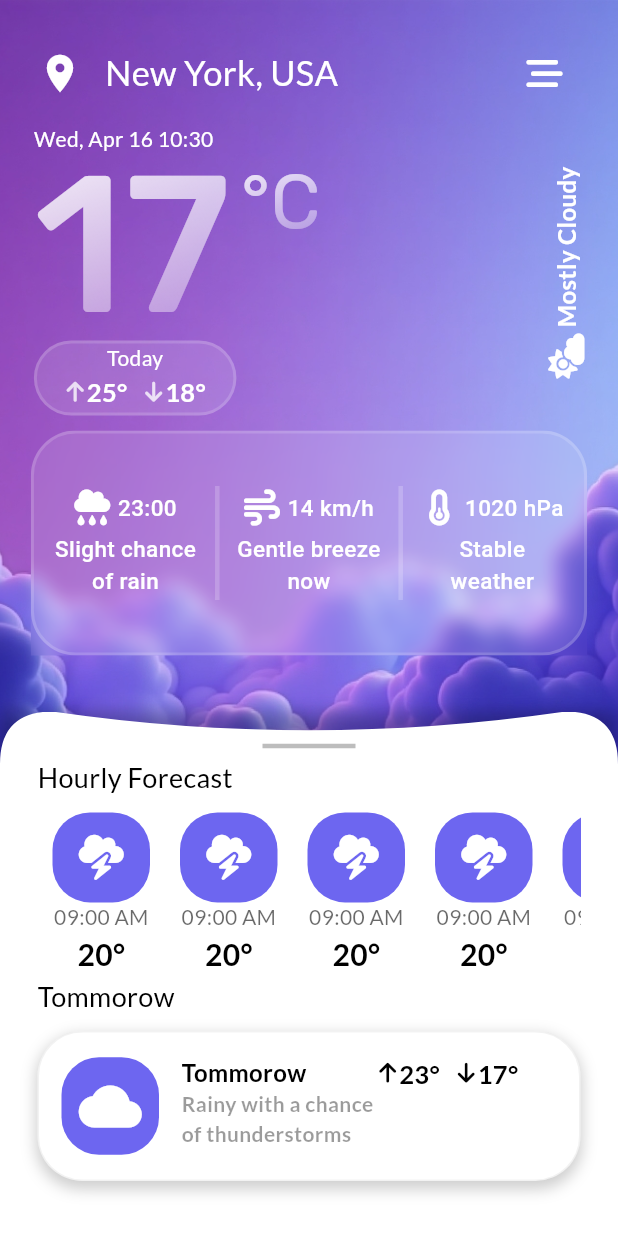
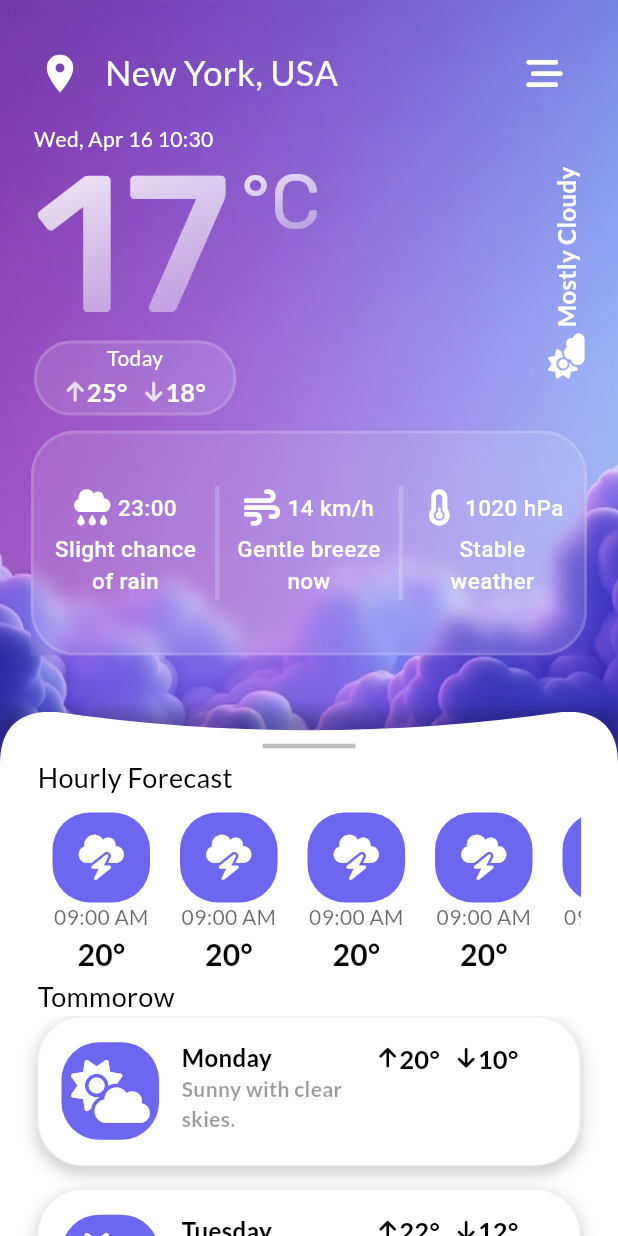
Before and after one commit to GrigoriSaki/weather_app, a Flutter app: the screen it shows after launch, on a phone screen of 412 x 824 dp. Run offline on Flutter 3.47's test engine with Material 3 defaults, Android fonts, the phone set to English and light mode, and no system bars; drawn by our look-alikes of sliding_up_panel; our stand-ins replace font_awesome_flutter, google_fonts.

```diff
--- a/lib/components/slide_up_content/tommorow_forecast.dart
+++ b/lib/components/slide_up_content/forecast_card.dart
@@ -2,10 +2,21 @@ import 'package:flutter/material.dart';
 import 'package:google_fonts/google_fonts.dart';
 import 'package:weather_app/components/two_temp_widg.dart';
 
-class TommorowForecast extends StatelessWidget {
-  const TommorowForecast({super.key});
+class ForecastCard extends StatelessWidget {
+  const ForecastCard({
+    super.key,
+    required this.comment,
+    required this.day_of_week,
+    required this.low_temp,
+    required this.high_temp,
+    required this.weather_icon,
+  });
 
-  final String comment = "Rainy with a chance of thunderstorms";
+  final String comment;
+  final String day_of_week;
+  final String low_temp;
+  final String high_temp;
+  final IconData weather_icon;
 
   @override
   Widget build(BuildContext context) {
@@ -39,7 +50,7 @@ class TommorowForecast extends StatelessWidget {
                   color: Theme.of(context).colorScheme.tertiary,
                   borderRadius: BorderRadius.circular(25)),
               child: Icon(
-                Icons.cloud,
+                weather_icon,
                 size: 42,
                 color: Theme.of(context).colorScheme.onPrimary,
               ),
@@ -52,7 +63,7 @@ class TommorowForecast extends StatelessWidget {
               child: Column(
                 crossAxisAlignment: CrossAxisAlignment.start,
                 children: [
-                  Text("Tommorow",
+                  Text(day_of_week,
                       style: GoogleFonts.lato(
                           fontSize: 16,
                           fontWeight: FontWeight.w600,
@@ -79,8 +90,8 @@ class TommorowForecast extends StatelessWidget {
                       TwoTempWidg(
                         textColor: Theme.of(context).colorScheme.onSurface,
                         iconColor: Colors.black,
-                        lowTemp: "17",
-                        highTemp: "23",
+                        lowTemp: low_temp,
+                        highTemp: high_temp,
                       ),
                     ],
                   ),
--- a/lib/components/slide_up_content/panel_content.dart
+++ b/lib/components/slide_up_content/panel_content.dart
@@ -3,27 +3,38 @@ import 'package:font_awesome_flutter/font_awesome_flutter.dart';
 import 'package:google_fonts/google_fonts.dart';
 import 'package:weather_app/components/my_clippers.dart';
 import 'package:weather_app/components/slide_up_content/hourly_forecast.dart';
-import 'package:weather_app/components/slide_up_content/tommorow_forecast.dart';
+import 'package:weather_app/components/slide_up_content/forecast_card.dart';
+import 'package:weather_app/data/offline_data.dart';
 
-class PanelContent extends StatelessWidget {
+// ignore: must_be_immutable
+class PanelContent extends StatefulWidget {
   double panelPosition;
-  PanelContent({super.key, required this.panelPosition});
+  final String dsiplayedText;
+  ScrollController scrollController;
+
+  PanelContent({
+    super.key,
+    required this.panelPosition,
+    required this.dsiplayedText,
+    required this.scrollController,
+  });
+
+  @override
+  State<PanelContent> createState() => _PanelContentState();
+}
+
+class _PanelContentState extends State<PanelContent> {
+  Descriptions descriptions = Descriptions();
 
   @override
   Widget build(BuildContext context) {
-    bool isPanelOpen() {
-      if (panelPosition == 1) {
-        return true;
-      } else {
-        return false;
-      }
-    }
-
     return ClipPath(
       clipper: TopEdgeCurved(),
       child: Container(
         color: Theme.of(context).colorScheme.onPrimary,
-        child: Padding(
+        child: Column(
+          children: [
+            Padding(
               padding: const EdgeInsets.symmetric(horizontal: 25.0),
               child: Column(
                 crossAxisAlignment: CrossAxisAlignment.start,
@@ -49,6 +60,7 @@ class PanelContent extends StatelessWidget {
                       height: 110,
                       width: double.infinity,
                       child: ListView.builder(
+                          controller: widget.scrollController,
                           scrollDirection: Axis.horizontal,
                           itemCount: 5,
                           itemBuilder: (context, index) {
@@ -58,17 +70,38 @@ class PanelContent extends StatelessWidget {
                               temperature: "20",
                             );
                           })),
-              Text(isPanelOpen() ? "Weekly" : "Tommorow",
+                  Text(widget.dsiplayedText,
                       style: GoogleFonts.lato(
                           fontSize: 18,
                           fontWeight: FontWeight.w500,
                           color: Theme.of(context).colorScheme.onSurface)),
-              SizedBox(
-                height: 10,
-              ),
-              TommorowForecast()
                 ],
               ),
+            ),
+            Container(
+              height: 365,
+              child: ListView.builder(
+                physics: widget.panelPosition == 0
+                    ? NeverScrollableScrollPhysics()
+                    : BouncingScrollPhysics(),
+                itemBuilder: (context, index) {
+                  return Padding(
+                    padding: const EdgeInsets.only(
+                        bottom: 15.0, left: 25, right: 25),
+                    child: ForecastCard(
+                      weather_icon: FontAwesomeIcons.cloudSun,
+                      day_of_week: descriptions.daysOfWeek[index],
+                      comment: descriptions.descriptions[index],
+                      low_temp: descriptions.lowTemp[index],
+                      high_temp: descriptions.highTemp[index],
+                    ),
+                  );
+                },
+                itemCount: 7,
+                shrinkWrap: true,
+              ),
+            ),
+          ],
         ),
       ),
     );
--- a/lib/components/weather_widgets/main_weather_card.dart
+++ b/lib/components/weather_widgets/main_weather_card.dart
@@ -8,6 +8,7 @@ import 'package:intl/intl.dart';
 import 'package:weather_app/components/weather_widgets/animated_temp_widg.dart';
 import 'package:weather_app/theme/gradient_text.dart';
 
+// ignore: must_be_immutable
 class MainWeatherCard extends StatefulWidget {
   final double panelPosition;
   double blurValue;
--- /dev/null
+++ b/lib/data/offline_data.dart
@@ -0,0 +1,41 @@
+class Descriptions {
+  List<String> descriptions = [
+    "Sunny with clear skies.",
+    "Light rain expected later.",
+    "Cloudy with a breeze.",
+    "Mild and partly cloudy.",
+    "Short drizzle in the morning.",
+    "Warm with gentle winds.",
+    "Overcast but dry.",
+  ];
+
+  List<String> daysOfWeek = [
+    "Monday",
+    "Tuesday",
+    "Wednesday",
+    "Thursday",
+    "Friday",
+    "Saturday",
+    "Sunday",
+  ];
+
+  List<String> lowTemp = [
+    "10",
+    "12",
+    "8",
+    "15",
+    "9",
+    "11",
+    "13",
+  ];
+
+  List<String> highTemp = [
+    "20",
+    "22",
+    "18",
+    "25",
+    "19",
+    "21",
+    "23",
+  ];
+}
--- a/lib/pages/home_with_panel.dart
+++ b/lib/pages/home_with_panel.dart
@@ -15,6 +15,20 @@ class _HomeWithPanelState extends State<HomeWithPanel> {
   final PanelController _panelController = PanelController();
   double _panelPosition = 0.0;
   double _blurValue = 0.0;
+  String _displayedText = "Tommorow";
+  bool _hasUpdatedText = false;
+  late ScrollController _scrollController;
+  @override
+  void initState() {
+    super.initState();
+    _scrollController = ScrollController();
+  }
+
+  @override
+  void dispose() {
+    _scrollController.dispose();
+    super.dispose();
+  }
 
   @override
   Widget build(BuildContext context) {
@@ -26,15 +40,40 @@ class _HomeWithPanelState extends State<HomeWithPanel> {
         minHeight: 75 + MediaQuery.of(context).size.height / 3,
         maxHeight: 50 + MediaQuery.of(context).size.height * 2 / 3,
         panel: PanelContent(
+          scrollController: _scrollController,
+          dsiplayedText: _displayedText,
           panelPosition: _panelPosition,
         ),
         onPanelSlide: (position) {
           setState(() {
             _panelPosition = position;
+
+            if (position == 0) {
+              _scrollController.jumpTo(0);
+            }
+
+            _panelPosition = position;
             if (position > 0.01 && position < 1) {
               _blurValue = position * 10;
             } else {
               _blurValue = 0;
+            }
+            if (position >= 1.0 && !_hasUpdatedText) {
+              _hasUpdatedText = true;
+              Future.delayed(Duration(milliseconds: 100), () {
+                setState(() {
+                  _displayedText = "Weekly";
+                });
+              });
+            }
+
+            if (position <= 0.0 && _hasUpdatedText) {
+              _hasUpdatedText = false;
+              Future.delayed(Duration(milliseconds: 100), () {
+                setState(() {
+                  _displayedText = "Tomorrow";
+                });
+              });
             }
           });
         },
```
Lines whose indentation alone changed are shown as unchanged.
